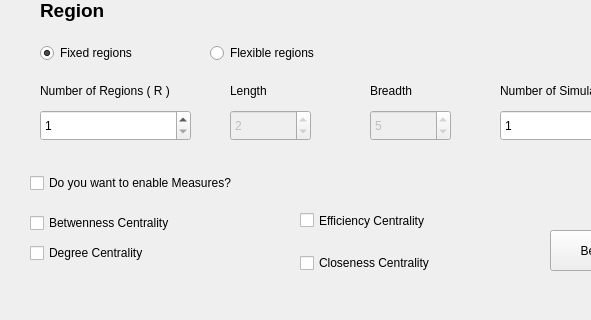
Old version of the form nttgen/mainwindow.ui in the repository Trindad/network-topologies-generator-frontend; both pictures show x 0 to 591 and y 280 to 600 of the 740 by 600 pixel window.
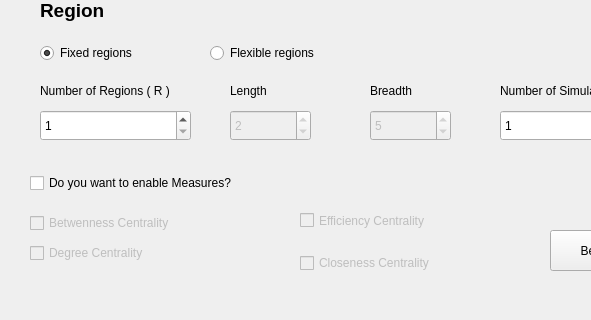
New version of the form.

What changed in the file:
```diff
--- a/nttgen/mainwindow.ui
+++ b/nttgen/mainwindow.ui
@@ -236,6 +236,9 @@
     </property>
    </widget>
    <widget class="QCheckBox" name="bc">
+    <property name="enabled">
+     <bool>false</bool>
+    </property>
     <property name="geometry">
      <rect>
       <x>30</x>
@@ -249,6 +252,9 @@
     </property>
    </widget>
    <widget class="QCheckBox" name="dc">
+    <property name="enabled">
+     <bool>false</bool>
+    </property>
     <property name="geometry">
      <rect>
       <x>30</x>
@@ -262,6 +268,9 @@
     </property>
    </widget>
    <widget class="QCheckBox" name="ec">
+    <property name="enabled">
+     <bool>false</bool>
+    </property>
     <property name="geometry">
      <rect>
       <x>300</x>
@@ -275,6 +284,9 @@
     </property>
    </widget>
    <widget class="QCheckBox" name="cc">
+    <property name="enabled">
+     <bool>false</bool>
+    </property>
     <property name="geometry">
      <rect>
       <x>300</x>
```
